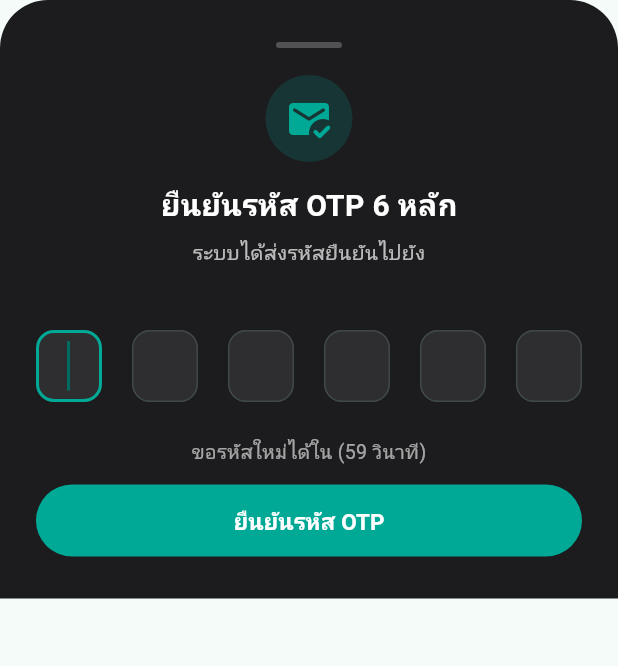
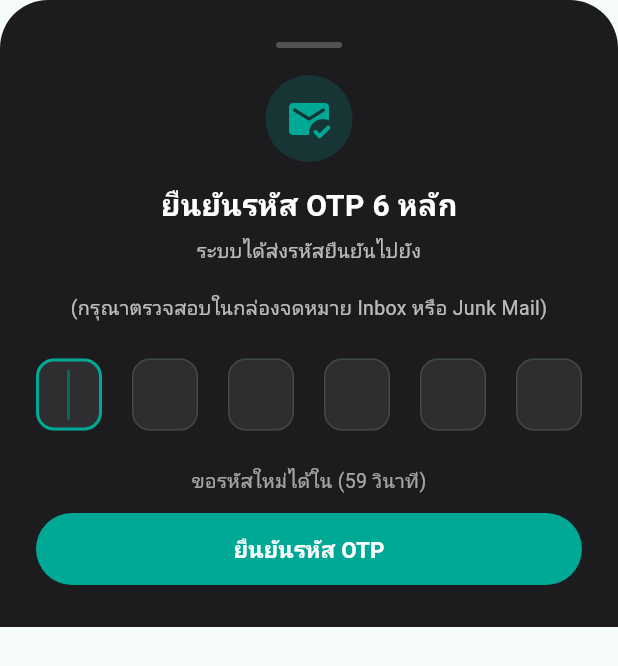
Before and after one commit to jirattong/route-alert-app, a Flutter app: the _OtpVerificationSheet widget shown alone on an empty page, opened directly with empty values, on a phone screen of 412 x 824 dp. Shown: the top 666 px of the screen. Run offline on Flutter 3.47's test engine with Material 3 defaults, Android fonts, the phone set to English and light mode, and no system bars; our stand-ins replace camera, cloud_firestore, firebase_core, flutter_dotenv, flutter_local_notifications, flutter_map and 6 more; missing offline and left inert: google_mlkit_face_detection, mqtt_client, tflite_flutter; accounts and stored records are empty.

Commit message:
feat(otp): switch to production email delivery UI and remove test mode badge

```diff
--- a/lib/features/auth_face_login/presentation/face_login_screen.dart
+++ b/lib/features/auth_face_login/presentation/face_login_screen.dart
@@ -1596,24 +1596,10 @@ class _OtpVerificationSheetState extends State<_OtpVerificationSheet> {
           ),
           const SizedBox(height: 6),
           Text(
-            'ระบบได้ส่งรหัสยืนยันไปยัง\n${widget.email}',
+            'ระบบได้ส่งรหัสยืนยันไปยัง\n${widget.email}\n(กรุณาตรวจสอบในกล่องจดหมาย Inbox หรือ Junk Mail)',
             textAlign: TextAlign.center,
-            style: const TextStyle(color: Colors.white70, fontSize: 13.5),
-          ),
-          if (widget.debugOtp != null) ...[
-            const SizedBox(height: 8),
-            Container(
-              padding: const EdgeInsets.symmetric(horizontal: 10, vertical: 4),
-              decoration: BoxDecoration(
-                color: Colors.white10,
-                borderRadius: BorderRadius.circular(8),
-              ),
-              child: Text(
-                'รหัสทดสอบ: ${widget.debugOtp}',
-                style: const TextStyle(color: Color(0xFF34D399), fontSize: 12),
-              ),
-            ),
-          ],
+            style: const TextStyle(color: Colors.white70, fontSize: 13),
+          ),
           const SizedBox(height: 24),
 
           // 6 PIN Input Boxes
@@ -1755,7 +1741,6 @@ class _ForgotPasswordSheetState extends State<_ForgotPasswordSheet> {
   final List<FocusNode> _otpFocusNodes = List.generate(6, (_) => FocusNode());
   int _countdown = 60;
   Timer? _timer;
-  String? _debugOtp;
 
   // Step 3: New Password
   final TextEditingController _newPasswordController = TextEditingController();
@@ -1846,7 +1831,6 @@ class _ForgotPasswordSheetState extends State<_ForgotPasswordSheet> {
     if (result.isSuccess) {
       setState(() {
         _step = 2;
-        _debugOtp = result.debugOtpCode;
       });
       _startCountdown();
       WidgetsBinding.instance.addPostFrameCallback((_) {
@@ -2076,24 +2060,10 @@ class _ForgotPasswordSheetState extends State<_ForgotPasswordSheet> {
         ),
         const SizedBox(height: 6),
         Text(
-          'รหัสถูกส่งไปยังอีเมล\n${_emailController.text.trim()}',
+          'รหัสถูกส่งไปยังอีเมล\n${_emailController.text.trim()}\n(กรุณาตรวจสอบในกล่องจดหมาย Inbox หรือ Junk Mail)',
           textAlign: TextAlign.center,
           style: const TextStyle(color: Colors.white70, fontSize: 13),
         ),
-        if (_debugOtp != null) ...[
-          const SizedBox(height: 8),
-          Container(
-            padding: const EdgeInsets.symmetric(horizontal: 10, vertical: 4),
-            decoration: BoxDecoration(
-              color: Colors.white10,
-              borderRadius: BorderRadius.circular(8),
-            ),
-            child: Text(
-              'รหัสทดสอบ: $_debugOtp',
-              style: const TextStyle(color: Color(0xFF34D399), fontSize: 12),
-            ),
-          ),
-        ],
         const SizedBox(height: 20),
         Row(
           mainAxisAlignment: MainAxisAlignment.spaceBetween,
```
